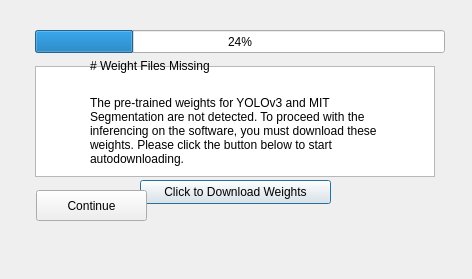
rettholzapfel33/Noisey-image, file src/qt_designer_file/weightDownloader.ui: the form before one commit.
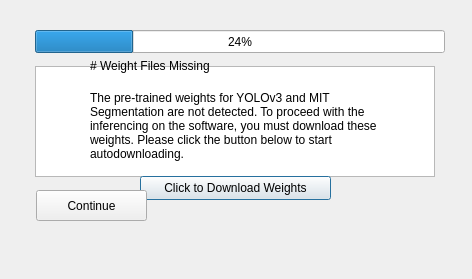
The form after the commit.

Commit message: fixed downloading issue; switched from requests to urllib; working state; need to make failsafes for downloading error

The edit to the form file:
```diff
--- a/src/qt_designer_file/weightDownloader.ui
+++ b/src/qt_designer_file/weightDownloader.ui
@@ -43,7 +43,7 @@
    <property name="geometry">
     <rect>
      <x>140</x>
-     <y>180</y>
+     <y>176</y>
      <width>191</width>
      <height>24</height>
     </rect>
@@ -56,7 +56,7 @@
    <property name="geometry">
     <rect>
      <x>90</x>
-     <y>80</y>
+     <y>75</y>
      <width>291</width>
      <height>101</height>
     </rect>
```
The commit also changes 2 other files.
